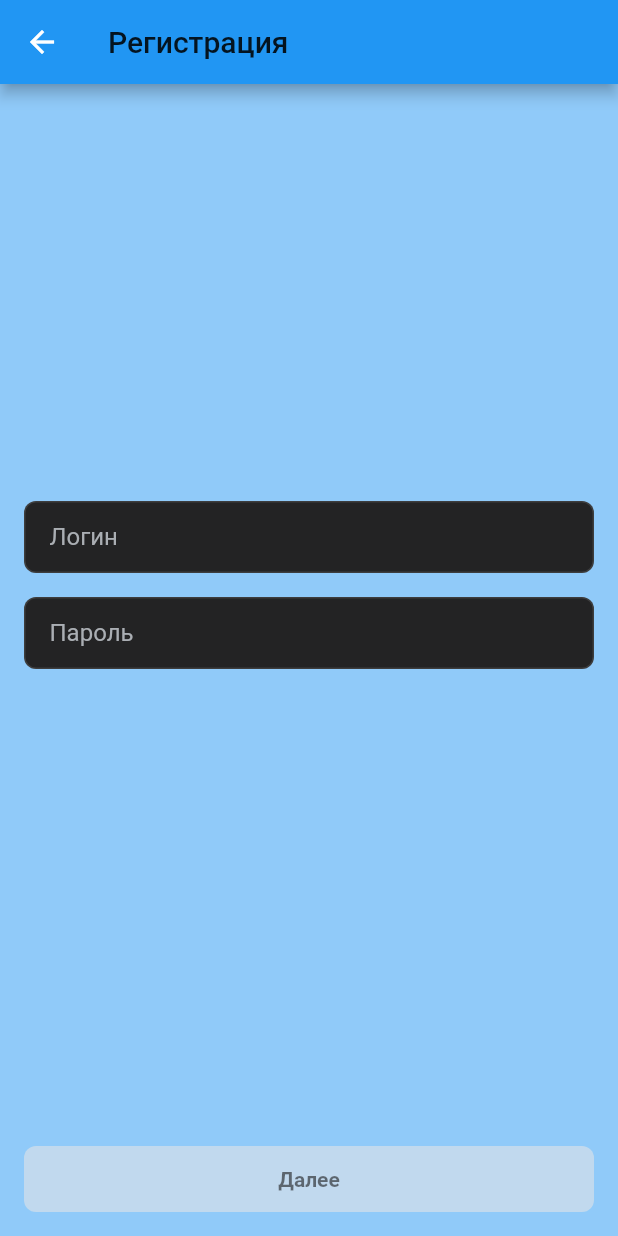
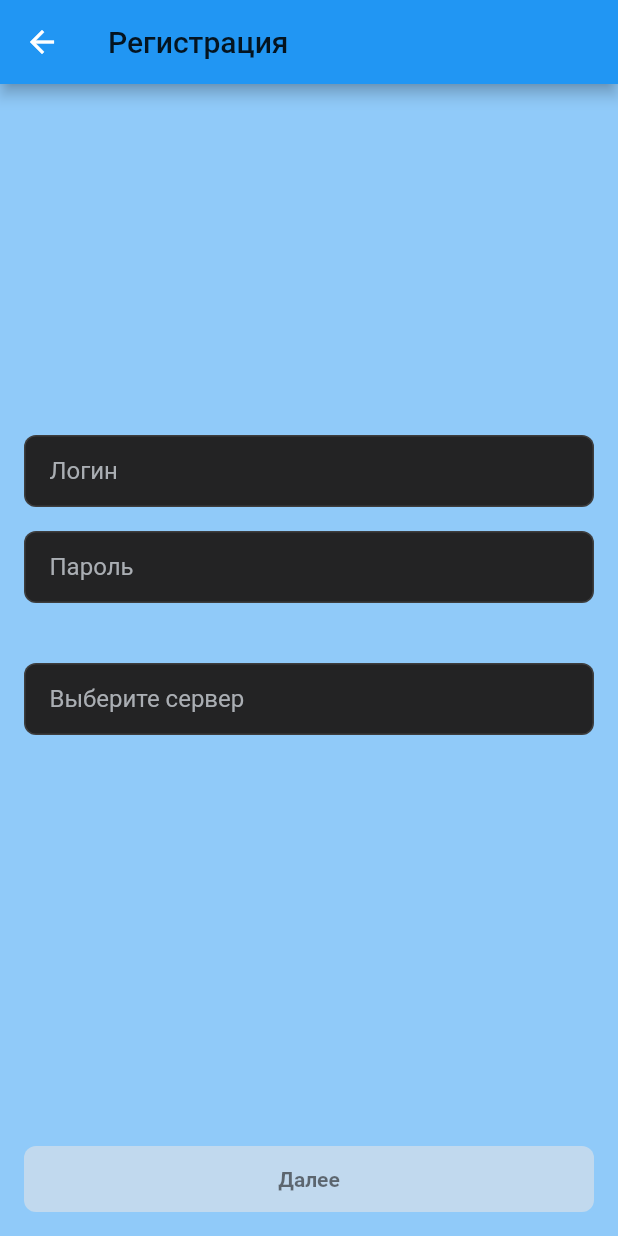
Before and after one commit to semgoSE/diary-school, a Flutter app: the SignUp1 screen opened by its route, on a phone screen of 412 x 824 dp. Run offline on Flutter 3.47's test engine with Material 2 defaults, Android fonts, the phone set to English and light mode, and no system bars; our stand-ins replace flutter_redux, flutter_svg, hexcolor, modal_bottom_sheet, redux and 1 more; missing offline and left inert: dart:ffi, flutter_webview_plugin; accounts and stored records are empty; statements that could not run were skipped.

Commit message:
add sign_up_2. more precisely add listen webiew and others, add componet select_mimicry

```diff
--- /dev/null
+++ b/lib/components/select_mimicry.dart
@@ -0,0 +1,67 @@
+import 'dart:ffi';
+
+import 'package:diary_app/components/colors.dart';
+import 'package:diary_app/redux/redux.dart';
+import 'package:flutter/material.dart';
+import 'package:flutter_redux/flutter_redux.dart';
+
+class SelectMimicry extends StatelessWidget {
+  String hint;
+  TextEditingController ?controller;
+  Function? click;
+  FocusNode? focusNode;
+
+  Map<String, Color>? colors;
+  Color? accentColor;
+  Color? textPrimary;
+  Color? textPlaceholder;
+
+  SelectMimicry(
+      {this.hint = "",
+      this.controller,
+      this.click,
+      this.focusNode});
+
+  @override
+  Widget build(BuildContext context) {
+
+    return new StoreConnector<StateStore, String>(
+      converter: (store) => store.state.theme,
+      builder: (context, theme) {
+        if (theme == "light") {
+          this.colors = LightTheme().field;
+          this.accentColor = LightTheme().accent;
+          this.textPrimary = LightTheme().textPrimary;
+          this.textPlaceholder = LightTheme().textPlaceholder;
+        } else if (theme == "dark") {
+          this.colors = DarkTheme().field;
+          this.accentColor = DarkTheme().accent;
+          this.textPrimary = DarkTheme().textPrimary;
+          this.textPlaceholder = DarkTheme().textPlaceholder;
+        }
+        return TextFormField(
+          controller: controller,
+          focusNode: focusNode,
+          readOnly: true,
+          onTap: () => click!(),
+          showCursor: false,
+          style: TextStyle(fontSize: 16, color: textPrimary),
+          decoration: InputDecoration(
+              // labelText: 'FFFF',
+              hintStyle: TextStyle(fontSize: 16, color: textPlaceholder),
+              hintText: hint,
+              filled: true,
+              fillColor: colors!['field_background'],
+              contentPadding: EdgeInsets.symmetric(horizontal: 17, vertical: 8),
+              enabledBorder: OutlineInputBorder(
+                  borderRadius: BorderRadius.circular(8),
+                  borderSide: BorderSide(color: (colors!['field_border'])!)),
+              focusedBorder: OutlineInputBorder(
+                borderRadius: BorderRadius.circular(8),
+                borderSide: BorderSide(color: (accentColor)!),
+              )),
+        );
+      },
+    );
+  }
+}
--- a/lib/components/simple_cell.dart
+++ b/lib/components/simple_cell.dart
@@ -18,10 +18,10 @@ class SimpleCell extends StatelessWidget {
       _isDescription = true;
     }
     return InkWell(
-      onTap: () => onClick,
+      onTap: () => onClick!(),
       child: Container(
         padding: EdgeInsets.symmetric(
-          vertical: 4.0,
+          vertical: 16.0,
         ),
         child: Row(children: [
           Container(child: before),
@@ -37,7 +37,7 @@ class SimpleCell extends StatelessWidget {
             ),
           ),
           Container(
-              padding: EdgeInsets.symmetric(horizontal: 12.0), child: after),
+              padding: EdgeInsets.symmetric(horizontal: 10.0), child: after),
         ]),
       ),
     );
--- /dev/null
+++ b/lib/redux/actions/AddLoginAndPasswordAndRegionSignUp.dart
@@ -0,0 +1,7 @@
+class AddLoginAndPasswordAndRegionSignUp {
+  final String password;
+  final String login;
+  final int region_id;
+
+  AddLoginAndPasswordAndRegionSignUp({required this.password, required this.login, required this.region_id});
+}
--- a/lib/redux/actions/AddLoginAndPasswordSignUp.dart
+++ /dev/null
@@ -1,6 +0,0 @@
-class AddLoginAndPasswordSignUp {
-  final String password;
-  final String login;
-
-  AddLoginAndPasswordSignUp({required this.password, required this.login});
-}
--- a/lib/redux/redux.dart
+++ b/lib/redux/redux.dart
@@ -1,5 +1,5 @@
 //описываем состояние
-import 'package:diary_app/redux/actions/AddLoginAndPasswordSignUp.dart';
+import 'package:diary_app/redux/actions/AddLoginAndPasswordAndRegionSignUp.dart';
 import 'package:diary_app/redux/actions/SetThemeAction.dart';
 import 'package:diary_app/redux/actions/SignUpActions.dart';
 
@@ -11,6 +11,7 @@ class StateStore {
 class SignUp {
   String? login;
   String? password;
+  int? region_id;
   String? session;
 }
 
@@ -22,9 +23,10 @@ StateStore appReducers(StateStore state, dynamic action) {
   } else if (action is SetThemeAction) {
     state.theme = action.theme;
     return state;
-  } else if (action is AddLoginAndPasswordSignUp) {
+  } else if (action is AddLoginAndPasswordAndRegionSignUp) {
     state.signUp.login = action.login;
     state.signUp.password = action.password;
+    state.signUp.region_id = action.region_id;
     return state;
   }
   return state;
--- /dev/null
+++ b/lib/views/authentication/sign_up/server_url_argement.dart
@@ -0,0 +1,4 @@
+class ServerUrlArg {
+  String url;
+  ServerUrlArg(this.url);
+}
--- a/lib/views/authentication/sign_up/sign_up_1.dart
+++ b/lib/views/authentication/sign_up/sign_up_1.dart
@@ -1,10 +1,14 @@
 import 'package:diary_app/components/button.dart';
 import 'package:diary_app/components/input.dart';
-import 'package:diary_app/redux/actions/AddLoginAndPasswordSignUp.dart';
+import 'package:diary_app/components/select_mimicry.dart';
+import 'package:diary_app/components/simple_cell.dart';
+import 'package:diary_app/redux/actions/AddLoginAndPasswordAndRegionSignUp.dart';
 import 'package:diary_app/redux/redux.dart';
+import 'package:diary_app/views/authentication/sign_up/server_url_argement.dart';
 import 'package:flutter/cupertino.dart';
 import 'package:flutter/material.dart';
 import 'package:flutter_redux/flutter_redux.dart';
+import 'package:modal_bottom_sheet/modal_bottom_sheet.dart';
 
 class SignUp1 extends StatefulWidget {
   @override
@@ -15,8 +19,19 @@ class SignUp1State extends State<SignUp1> {
   TextEditingController _loginController = TextEditingController();
   TextEditingController _passController = TextEditingController();
 
+  List<Map<String, dynamic>> regions = [
+    {
+      "region_id": 0,
+      "name": "Рязанская область",
+      "url": "https://e-school.ryazangov.ru"
+    }
+  ];
+
   String _login = "";
   String _pass = "";
+  String _url_region = "";
+  TextEditingController _controllerRegion = TextEditingController();
+  int _region_id = -1;
 
   void initState() {
     _loginController.addListener(() {
@@ -32,17 +47,40 @@ class SignUp1State extends State<SignUp1> {
     });
   }
 
-  void next(addLoginAndPasswordSignUp) {
-    Navigator.pushNamed(context, "/sign_up_2");
-    addLoginAndPasswordSignUp(_login, _pass);
+  void openMenuChooseRegion() {
+    print("ff");
+    showBarModalBottomSheet(
+      context: context,
+      builder: (context) =>
+      Column(
+        children: [AppBar(title: Text("fff")), ...regions.map((e) => SimpleCell(child: Text(e['name'], style: TextStyle(fontSize: 16, fontWeight: FontWeight.w400)), onClick: () => chooseRegion(e))).toList()],
+        mainAxisSize: MainAxisSize.min,
+      ),
+    );
+  }
+
+  void chooseRegion(Map<String, dynamic> region) {
+    setState(() {
+      _url_region = region['url'];
+      _region_id = region['region_id'];
+      _controllerRegion.text = region['name'];
+    });
+    Navigator.pop(context);
+  }
+
+
+
+  void next(addLoginAndPasswordAndRegionSignUp) {
+    addLoginAndPasswordAndRegionSignUp(_login, _pass, _region_id);
+    Navigator.pushNamed(context, "/sign_up_2", arguments: ServerUrlArg(_url_region));
   }
 
   @override
   Widget build(BuildContext context) {
-    return StoreConnector<StateStore, void Function(String login, String pass)>(
-      converter: (store) => (login, pass) => store
-          .dispatch(AddLoginAndPasswordSignUp(password: pass, login: login)),
-      builder: (BuildContext context, addLoginAndPasswordSignUp) {
+    return StoreConnector<StateStore, void Function(String login, String pass, int region_id)>(
+      converter: (store) => (login, pass, region_id) => store
+          .dispatch(AddLoginAndPasswordAndRegionSignUp(password: pass, login: login, region_id: region_id)),
+      builder: (BuildContext context, addLoginAndPasswordAndRegionSignUp) {
         return Scaffold(
           resizeToAvoidBottomInset: false,
           backgroundColor: Theme.of(context).backgroundColor,
@@ -57,14 +95,18 @@ class SignUp1State extends State<SignUp1> {
                   padding: EdgeInsets.symmetric(vertical: 8, horizontal: 16)),
               Container(
                   child: Input(hint: "Пароль", controller: _passController),
-                  padding: EdgeInsets.fromLTRB(16, 8, 16, 32))
+                  padding: EdgeInsets.fromLTRB(16, 8, 16, 32)),
+              Container(
+                  child: SelectMimicry(hint: "Выберите сервер", click: () => openMenuChooseRegion(), controller: _controllerRegion),
+                  padding: EdgeInsets.fromLTRB(16, 8, 16, 32)
+              )
             ], mainAxisAlignment: MainAxisAlignment.center)),
             Container(
                 child: MyButton(
                     child: "Далее",
-                    disable: (_login == "" || _pass == ""),
+                    disable: (_login == "" || _pass == "" || _region_id == -1),
                     click: () {
-                      next(addLoginAndPasswordSignUp);
+                      next(addLoginAndPasswordAndRegionSignUp);
                     }),
                 padding: EdgeInsets.symmetric(vertical: 16, horizontal: 16))
           ]),
--- a/pubspec.yaml
+++ b/pubspec.yaml
@@ -33,6 +33,8 @@ dependencies:
   hexcolor: ^2.0.3
   shared_preferences: ^2.0.5
   flutter_redux: ^0.8.2
+  flutter_webview_plugin: ^0.4.0
+  modal_bottom_sheet: ^2.0.0
 
 dev_dependencies:
   flutter_test:
```
Also changed, not shown: lib/views/authentication/sign_up/sign_up_2.dart (+16 -3 lines), pubspec.lock, 1 other file.
